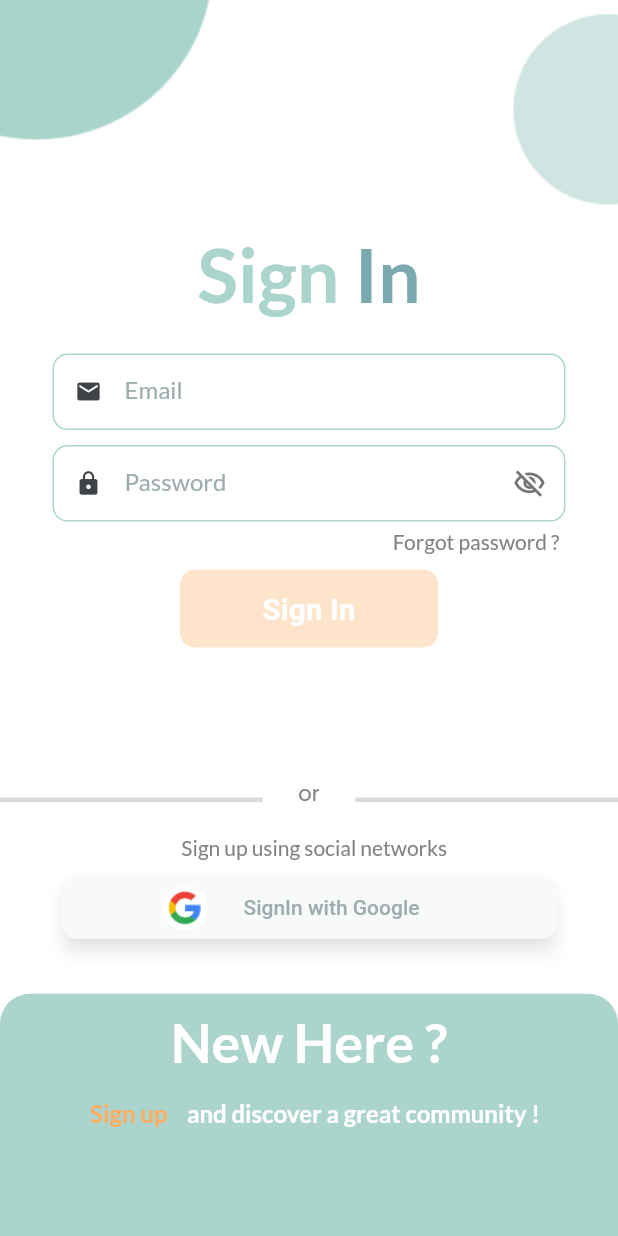
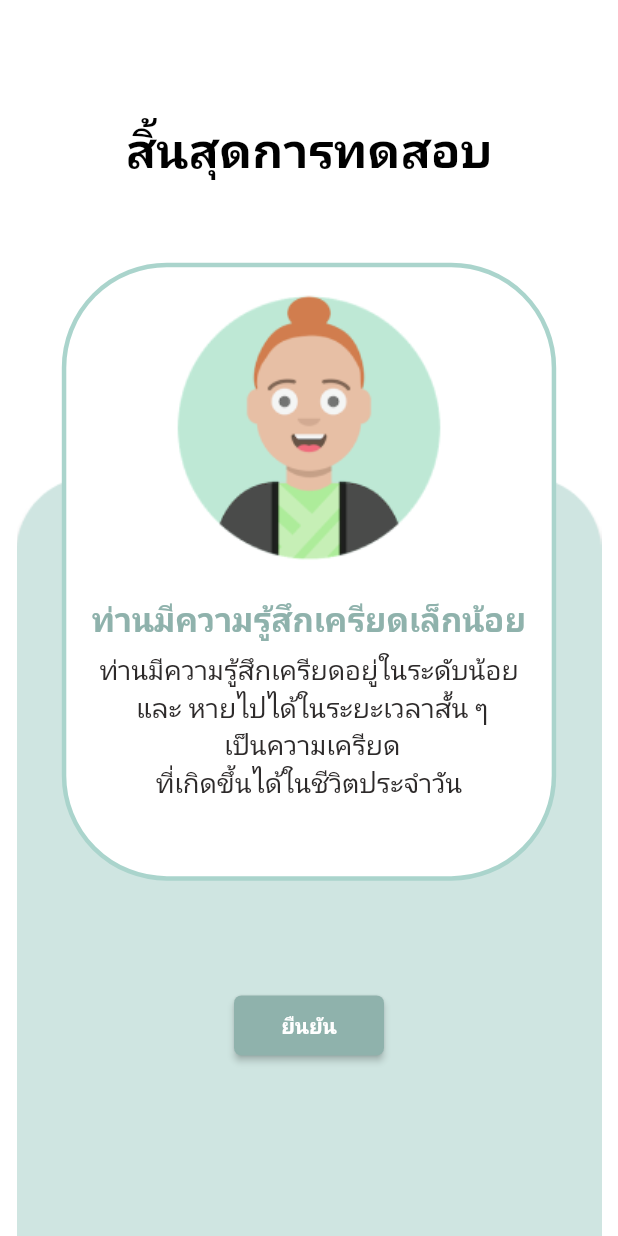
Before and after one commit to aofattaporn/jitD_fronted, a Flutter app: the screen it shows after launch, on a phone screen of 412 x 824 dp. Run offline on Flutter 3.47's test engine with Material 2 defaults, Android fonts, the phone set to English and light mode, and no system bars; our stand-ins replace bloc, equatable, firebase_auth, flutter_bloc, flutter_cache_manager, flutter_slidable and 6 more; missing offline and left inert: flutter_facebook_auth; accounts and stored records are empty; Roboto replaces fonts that are missing (Bai Jamjuree).

Commit message:
Finish Notificartion and Test UI

```diff
--- a/lib/main.dart
+++ b/lib/main.dart
@@ -1,37 +1,96 @@
-import 'package:firebase_core/firebase_core.dart';
-import 'package:flutter/foundation.dart';
+// import 'package:firebase_core/firebase_core.dart';
+// import 'package:flutter/foundation.dart';
+// import 'package:flutter/material.dart';
+// import 'package:flutter_bloc/flutter_bloc.dart';
+// import 'package:jitd_client/src/screens/HomePage.dart';
+//
+// import 'App.dart';
+//
+// /// Custom [BlocObserver] that observes all bloc and cubit state changes.
+// class AppBlocObserver extends BlocObserver {
+//   @override
+//   void onChange(BlocBase bloc, Change change) {
+//     super.onChange(bloc, change);
+//     if (bloc is Cubit) {
+//       print(change);
+//     }
+//   }
+//   @override
+//   void onTransition(Bloc bloc, Transition transition) {
+//     super.onTransition(bloc, transition);
+//     if (kDebugMode) {
+//       print(transition);
+//     }
+//   }
+// }
+//
+// Future<void> main() async {
+//
+//   WidgetsFlutterBinding.ensureInitialized();
+//   await Firebase.initializeApp();
+//
+//   /// custom observer for check log on state
+//   Bloc.observer = AppBlocObserver();
+//   print("2023-01-16T23:28:13.418485+07:00");
+//   print(DateTime.now().toLocal().toString());
+//   runApp(const App());
+// }
+
+
+//import 'dart:html';
+
 import 'package:flutter/material.dart';
-import 'package:flutter_bloc/flutter_bloc.dart';
-import 'package:jitd_client/src/screens/HomePage.dart';
+import 'package:jitd_client/src/screens/NotificationPage.dart';
+import 'package:jitd_client/src/screens/test_stress/exanmination.dart';
+import 'package:jitd_client/src/screens/test_stress/finish_exam.dart';
+import 'package:jitd_client/src/screens/test_stress/result_counsellor.dart';
 
-import 'App.dart';
+import 'package:jitd_client/src/screens/test_stress/result_test.dart';
 
-/// Custom [BlocObserver] that observes all bloc and cubit state changes.
-class AppBlocObserver extends BlocObserver {
-  @override
-  void onChange(BlocBase bloc, Change change) {
-    super.onChange(bloc, change);
-    if (bloc is Cubit) {
-      print(change);
-    }
-  }
-  @override
-  void onTransition(Bloc bloc, Transition transition) {
-    super.onTransition(bloc, transition);
-    if (kDebugMode) {
-      print(transition);
-    }
-  }
+void main() {
+  runApp(const MyApp());
 }
 
-Future<void> main() async {
+class MyApp extends StatelessWidget {
+  const MyApp({super.key});
 
-  WidgetsFlutterBinding.ensureInitialized();
-  await Firebase.initializeApp();
-
-  /// custom observer for check log on state
-  Bloc.observer = AppBlocObserver();
-  print("2023-01-16T23:28:13.418485+07:00");
-  print(DateTime.now().toLocal().toString());
-  runApp(const App());
+  // This widget is the root of your application.
+  @override
+  Widget build(BuildContext context) {
+    return MaterialApp(
+      title: 'Flutter Demo',
+      theme: ThemeData(
+        // This is the theme of your application.
+        //
+        // Try running your application with "flutter run". You'll see the
+        // application has a blue toolbar. Then, without quitting the app, try
+        // changing the primarySwatch below to Colors.green and then invoke
+        // "hot reload" (press "r" in the console where you ran "flutter run",
+        // or simply save your changes to "hot reload" in a Flutter IDE).
+        // Notice that the counter didn't reset back to zero; the application
+        // is not restarted.
+        //primarySwatch: Colors.blue,
+      ),
+      home:  const Finishexam(),
+    );
+  }
+//   @override
+//   void onTransition(Bloc bloc, Transition transition) {
+//     super.onTransition(bloc, transition);
+//     if (kDebugMode) {
+//       print(transition);
+//     }
+//   }
+// }
+//
+// Future<void> main() async {
+//
+//   WidgetsFlutterBinding.ensureInitialized();
+//   await Firebase.initializeApp();
+//
+//   /// custom observer for check log on state
+//   Bloc.observer = AppBlocObserver();
+//   print("2023-01-16T23:28:13.418485+07:00");
+//   print(DateTime.now().toLocal().toString());
+//   runApp(const App());
 }
--- /dev/null
+++ b/lib/src/screens/test_stress/finish_exam.dart
@@ -0,0 +1,98 @@
+import 'package:flutter/cupertino.dart';
+import 'package:flutter/material.dart';
+import 'package:google_fonts/google_fonts.dart';
+import 'package:jitd_client/src/constant.dart';
+
+class Finishexam extends StatefulWidget {
+  const Finishexam({Key? key}) : super(key: key);
+
+  @override
+  State<Finishexam> createState() => _FinishexamState();
+}
+
+class _FinishexamState extends State<Finishexam> {
+  @override
+  Widget build(BuildContext context) {
+    return Scaffold(
+      body: SafeArea(
+        child: Container(
+          width: MediaQuery.of(context).size.width,
+          height: MediaQuery.of(context).size.height,
+          decoration: const BoxDecoration(
+            color: Colors.white,
+          ),
+          child: Stack(
+            children: [
+              Align(
+                  alignment: AlignmentDirectional(0, 1),
+                  child: Image.asset("assets/images/finish.png")),
+              Align(
+                alignment: AlignmentDirectional(0, -0.8),
+                child: Text(
+                  "สิ้นสุดการทดสอบ",
+                  style: GoogleFonts.getFont(
+                    'Bai Jamjuree',
+                    color: Colors.black,
+                    fontSize: 32,
+                    fontWeight: FontWeight.bold,
+                  ),
+                ),
+              ),
+              Align(
+                alignment: AlignmentDirectional(0, -0.15),
+                child: Container(
+                  width: MediaQuery.of(context).size.width * 0.8,
+                  height: MediaQuery.of(context).size.height * 0.5,
+                  decoration: BoxDecoration(
+                      borderRadius: BorderRadius.all(Radius.circular(70)),
+                      color: Colors.white,
+                      border: Border.all(color: primaryColor, width: 3)),
+                ),
+              ),
+              Align(
+                alignment: AlignmentDirectional(0, -0.4),
+                child: Image.asset("assets/images/Avatars.png"),
+              ),
+              Align(
+                alignment: AlignmentDirectional(0, 0),
+                child: Text(
+                  "ท่านมีความรู้สึกเครียดเล็กน้อย",
+                  style: GoogleFonts.getFont(
+                    'Bai Jamjuree',
+                    color: primaryColorDark,
+                    fontSize: 22,
+                    fontWeight: FontWeight.bold,
+                  ),
+                ),
+              ),
+              Align(
+                alignment: AlignmentDirectional(0, 0.2),
+                child: RichText(
+                  textAlign: TextAlign.center,
+                  text: const TextSpan(
+                      text:
+                      "ท่านมีความรู้สึกเครียดอยู่ในระดับน้อย\n และ หายไปได้ในระยะเวลาสั้น ๆ\n เป็นความเครียด\nที่เกิดขึ้นได้ในชีวิตประจำวัน",
+                      style: TextStyle(fontSize: 18, color: textColor1)),
+                ),
+              ),
+              Align(
+                alignment: AlignmentDirectional(0, 0.7),
+                child: ElevatedButton(
+                    onPressed: () {},
+                    style: ElevatedButton.styleFrom(
+                        primary: primaryColorDark,
+                        minimumSize: const Size(100, 40),
+                        shape: RoundedRectangleBorder(
+                            borderRadius: BorderRadius.circular(5))
+                      // fixedSize: Size.fromHeight(30)
+                    ),
+                    child: const Text("ยืนยัน",
+                        style: TextStyle(fontWeight: FontWeight.bold))),
+              )
+            ],
+          ),
+        ),
+      ),
+    );
+  }
+}
```
Also changed, not shown: lib/src/screens/test_stress/exanmination.dart (added, +377 -0 lines), assets/images/Avatars.png (added), assets/images/Exam.png (added), assets/images/finish.png (added), pubspec.lock.
